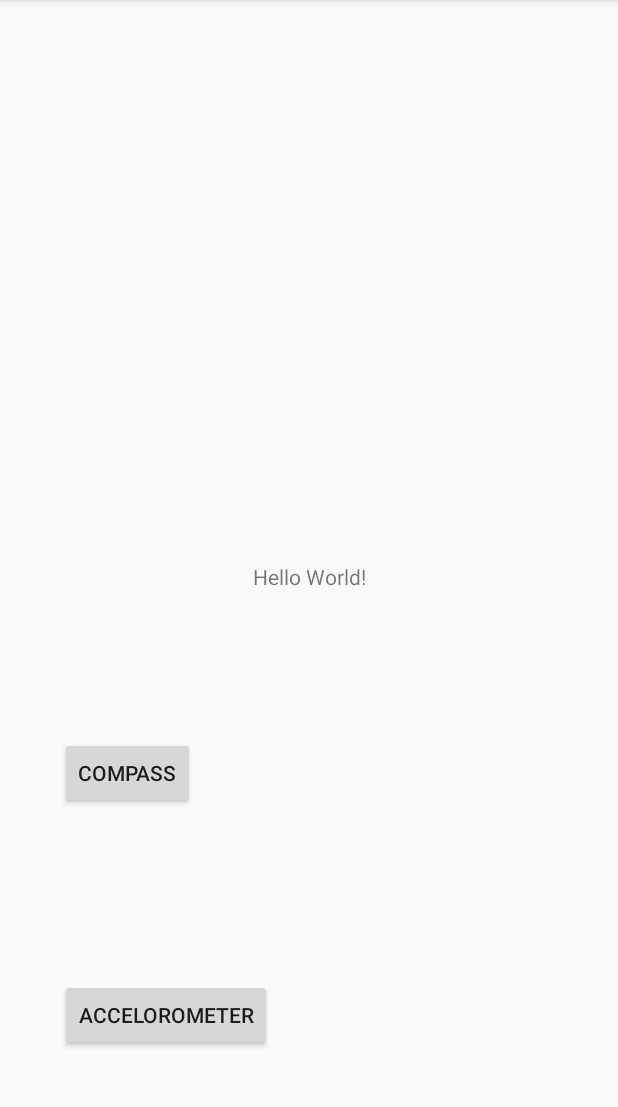
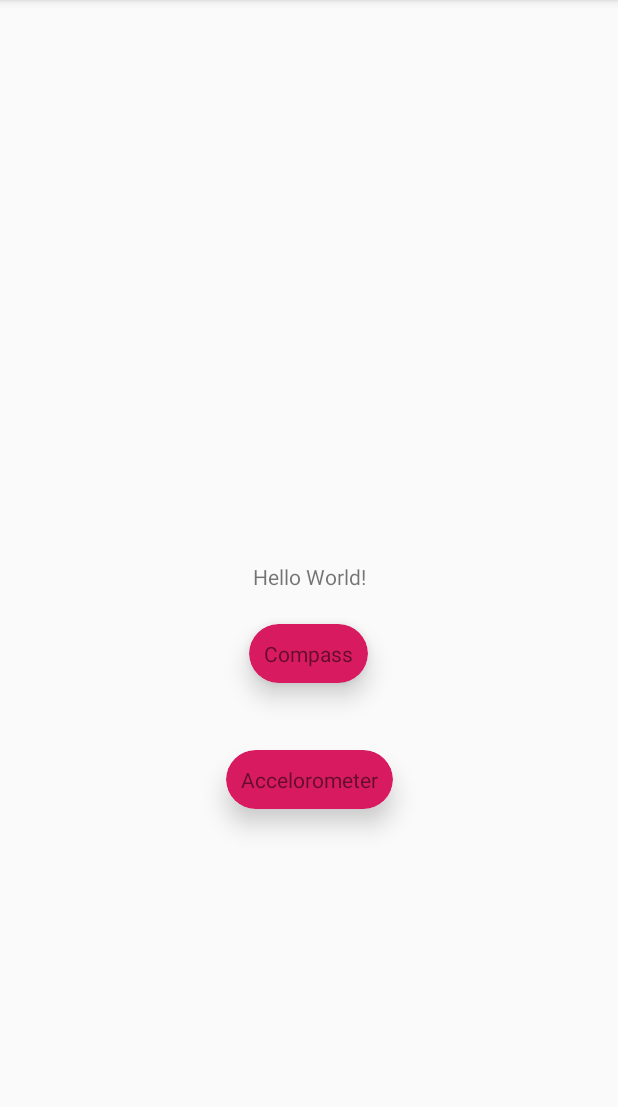
Before and after one commit to elirud/MAMN01_Individuell_Uppgift, an Android app: the screen it shows after launch (MainActivity), on a phone screen of 412 x 824 dp, the part 84-1191 px from its top. Run offline under Robolectric (Android 15) with nearby library versions, the phone set to English and light mode, and no system bars.

Commit message:
Swaps buttons to cardviews

```diff
--- a/app/build.gradle
+++ b/app/build.gradle
@@ -25,4 +25,5 @@ dependencies {
     testImplementation 'junit:junit:4.12'
     androidTestImplementation 'androidx.test:runner:1.1.0-alpha4'
     androidTestImplementation 'androidx.test.espresso:espresso-core:3.1.0-alpha4'
+    implementation 'androidx.cardview:cardview:1.0.0'
 }
--- a/app/src/main/res/layout/activity_main.xml
+++ b/app/src/main/res/layout/activity_main.xml
@@ -5,6 +5,29 @@
     android:layout_width="match_parent"
     android:layout_height="match_parent"
     tools:context=".MainActivity">
+
+    <androidx.cardview.widget.CardView
+        android:id="@+id/accCard"
+        android:layout_width="wrap_content"
+        android:layout_height="wrap_content"
+        android:layout_marginTop="500dp"
+        android:clickable="true"
+        android:onClick="openAccelerometer"
+        app:cardBackgroundColor="@color/colorAccent"
+        app:cardCornerRadius="25dp"
+        app:cardElevation="10dp"
+        app:layout_constraintEnd_toEndOf="parent"
+        app:layout_constraintStart_toStartOf="parent"
+        app:layout_constraintTop_toTopOf="parent">
+
+        <TextView
+            android:id="@+id/accCardText"
+            android:layout_width="wrap_content"
+            android:layout_height="wrap_content"
+            android:layout_gravity="center"
+            android:padding="10dp"
+            android:text="@string/accButton" />
+    </androidx.cardview.widget.CardView>
 
     <TextView
         android:layout_width="wrap_content"
@@ -15,39 +38,28 @@
         app:layout_constraintRight_toRightOf="parent"
         app:layout_constraintTop_toTopOf="parent" />
 
-    <Button
-        android:id="@+id/compassButton"
+    <androidx.cardview.widget.CardView
+        android:id="@+id/compassCard"
         android:layout_width="wrap_content"
         android:layout_height="wrap_content"
-        android:layout_marginStart="39dp"
-        android:layout_marginLeft="39dp"
-        android:layout_marginTop="461dp"
-        android:layout_marginEnd="281dp"
-        android:layout_marginRight="281dp"
-        android:layout_marginBottom="73dp"
+        android:layout_marginTop="416dp"
+        android:clickable="true"
         android:onClick="openCompass"
-        android:text="@string/compassButton"
-        app:layout_constraintBottom_toTopOf="@+id/accButton"
+        app:cardBackgroundColor="@color/colorAccent"
+        app:cardCornerRadius="25dp"
+        app:cardElevation="10dp"
         app:layout_constraintEnd_toEndOf="parent"
+        app:layout_constraintHorizontal_bias="0.498"
         app:layout_constraintStart_toStartOf="parent"
-        app:layout_constraintTop_toTopOf="parent" />
+        app:layout_constraintTop_toTopOf="parent">
 
-    <Button
-        android:id="@+id/accButton"
-        android:layout_width="wrap_content"
-        android:layout_height="48dp"
-        android:layout_marginStart="40dp"
-        android:layout_marginLeft="40dp"
-        android:layout_marginTop="9dp"
-        android:layout_marginEnd="232dp"
-        android:layout_marginRight="232dp"
-        android:layout_marginBottom="37dp"
-        android:onClick="openAccelerometer"
-        android:text="@string/accButton"
-        app:layout_constraintBottom_toBottomOf="parent"
-        app:layout_constraintEnd_toEndOf="parent"
-        app:layout_constraintHorizontal_bias="0.333"
-        app:layout_constraintStart_toStartOf="parent"
-        app:layout_constraintTop_toBottomOf="@+id/compassButton" />
+        <TextView
+            android:id="@+id/compassCardText"
+            android:layout_width="wrap_content"
+            android:layout_height="wrap_content"
+            android:layout_gravity="center"
+            android:padding="10dp"
+            android:text="@string/compassButton" />
+    </androidx.cardview.widget.CardView>
 
 </androidx.constraintlayout.widget.ConstraintLayout>
```
